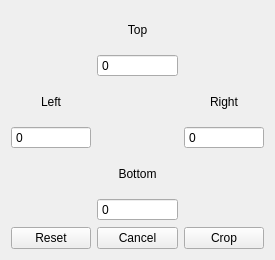
This is src/gui/ui/cropdialog.ui in nisemono0/AniStitch as Qt 5 draws it before an edit. The edited form follows.
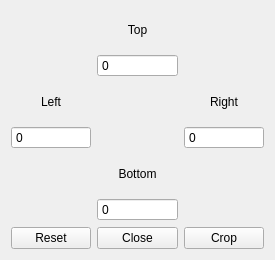
This is the edited form.

Commit message: Change button from cancel to close

What changed in the file:
```diff
--- a/src/gui/ui/cropdialog.ui
+++ b/src/gui/ui/cropdialog.ui
@@ -144,7 +144,7 @@
         <enum>Qt::FocusPolicy::NoFocus</enum>
        </property>
        <property name="text">
-        <string>Cancel</string>
+        <string>Close</string>
        </property>
       </widget>
      </item>
```
Left out of the diff: 2 changed lines with no effect on the pictures. The commit also changes 1 other file.
